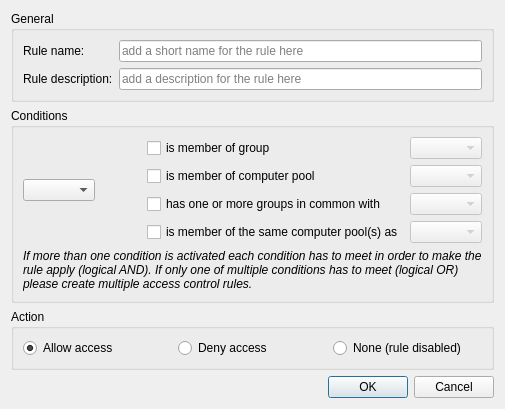
Before: the Qt Designer form imc/Forms/AccessControlRuleEditDialog.ui in veyon/veyon, drawn with Qt 5.
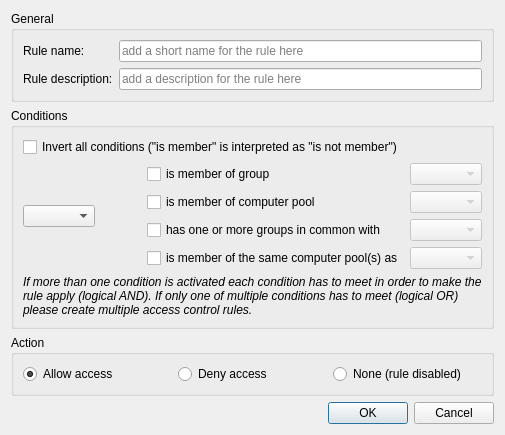
After: the same form once the commit is applied.

Commit message: IMC: AccessControlRuleEditDialog: add checkbox for inverting conditions

The edit to the form file:
```diff
--- a/imc/Forms/AccessControlRuleEditDialog.ui
+++ b/imc/Forms/AccessControlRuleEditDialog.ui
@@ -49,27 +49,22 @@
       <string>Conditions</string>
      </property>
      <layout class="QGridLayout" name="gridLayout_2">
-      <item row="0" column="0">
-       <widget class="QComboBox" name="entityComboBox">
-        <property name="sizeAdjustPolicy">
-         <enum>QComboBox::AdjustToContents</enum>
+      <item row="2" column="0" colspan="3">
+       <widget class="QLabel" name="label">
+        <property name="font">
+         <font>
+          <italic>true</italic>
+         </font>
+        </property>
+        <property name="text">
+         <string>If more than one condition is activated each condition has to meet in order to make the rule apply (logical AND). If only one of multiple conditions has to meet (logical OR) please create multiple access control rules.</string>
+        </property>
+        <property name="wordWrap">
+         <bool>true</bool>
         </property>
        </widget>
       </item>
-      <item row="0" column="1">
-       <spacer name="horizontalSpacer">
-        <property name="orientation">
-         <enum>Qt::Horizontal</enum>
-        </property>
-        <property name="sizeHint" stdset="0">
-         <size>
-          <width>40</width>
-          <height>20</height>
-         </size>
-        </property>
-       </spacer>
-      </item>
-      <item row="0" column="2">
+      <item row="1" column="2">
        <layout class="QGridLayout" name="gridLayout">
         <item row="1" column="1">
          <widget class="QComboBox" name="computerPoolsComboBox">
@@ -141,18 +136,30 @@
         </item>
        </layout>
       </item>
-      <item row="1" column="0" colspan="3">
-       <widget class="QLabel" name="label">
-        <property name="font">
-         <font>
-          <italic>true</italic>
-         </font>
+      <item row="1" column="0">
+       <widget class="QComboBox" name="entityComboBox">
+        <property name="sizeAdjustPolicy">
+         <enum>QComboBox::AdjustToContents</enum>
         </property>
+       </widget>
+      </item>
+      <item row="1" column="1">
+       <spacer name="horizontalSpacer">
+        <property name="orientation">
+         <enum>Qt::Horizontal</enum>
+        </property>
+        <property name="sizeHint" stdset="0">
+         <size>
+          <width>40</width>
+          <height>20</height>
+         </size>
+        </property>
+       </spacer>
+      </item>
+      <item row="0" column="0" colspan="3">
+       <widget class="QCheckBox" name="invertConditionsCheckBox">
         <property name="text">
-         <string>If more than one condition is activated each condition has to meet in order to make the rule apply (logical AND). If only one of multiple conditions has to meet (logical OR) please create multiple access control rules.</string>
-        </property>
-        <property name="wordWrap">
-         <bool>true</bool>
+         <string>Invert all conditions (&quot;is member&quot; is interpreted as &quot;is not member&quot;)</string>
         </property>
        </widget>
       </item>
```
The commit also changes 1 other file.
